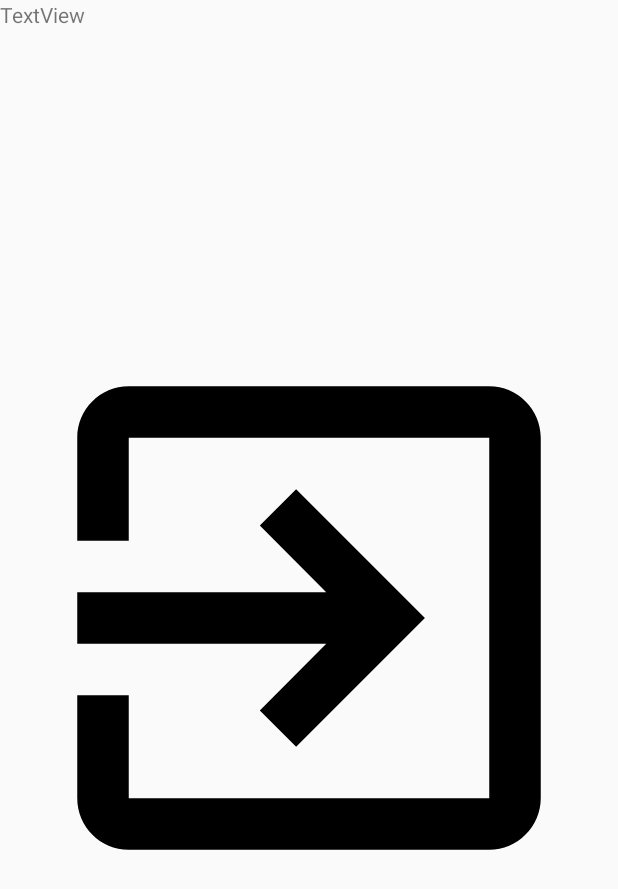
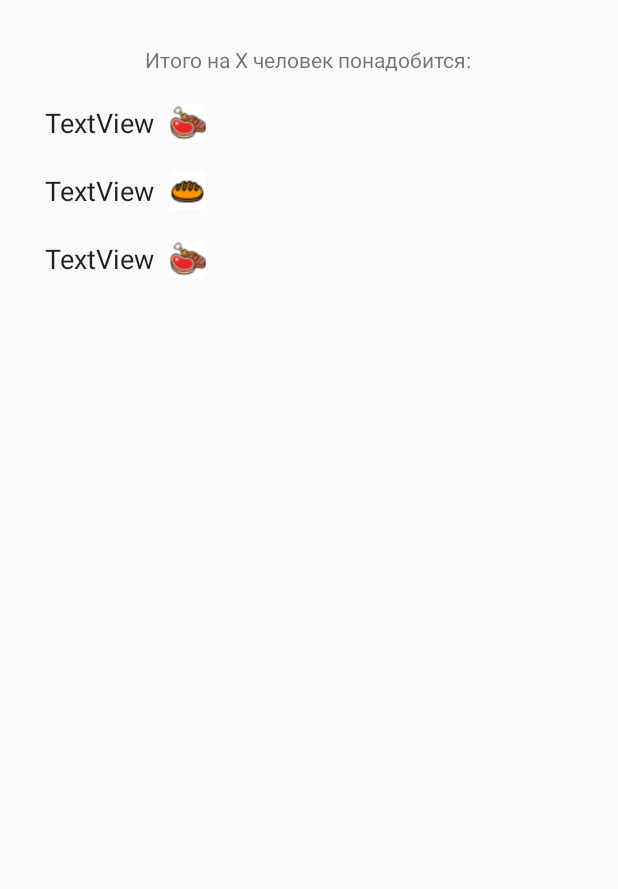
Before and after one commit to toffeantyri/MeatAlcoholCalculator, an Android app: the fragment BottomSheetFragment shown on its own in the app's theme, on a phone screen of 412 x 824 dp. Shown: the top 889 px of the screen. Run offline under Robolectric (Android 15) with nearby library versions, the phone set to English and light mode, and no system bars.

Commit message:
0.43 Дата модель получает результат в нужном формате Верстка Фрагмента Боттом Шит

```diff
--- a/app/src/main/java/ru/calcs/meatcalculator/BottomSheetFragment.kt
+++ b/app/src/main/java/ru/calcs/meatcalculator/BottomSheetFragment.kt
@@ -17,7 +17,6 @@ import ru.calcs.meatcalculator.viewmodel.DataModelView
 class BottomSheetFragment : Fragment() {
 
     companion object {
-        fun newInstance() {}
     }
     val dataModel: DataModelView by activityViewModels()
 
@@ -28,8 +27,9 @@ class BottomSheetFragment : Fragment() {
         val view0 = inflater.inflate(R.layout.fragment_bottom_sheet, container, false)
 
 
+
         dataModel.result_value_meat.observe(this as LifecycleOwner, {
-            view0.tv_test_frBSH.text = it + "КГ или ЛИТРОВ"
+            view0.tvResult_value_LITR_KG.text = it
         })
 
 
--- a/app/src/main/java/ru/calcs/meatcalculator/MainActivity.kt
+++ b/app/src/main/java/ru/calcs/meatcalculator/MainActivity.kt
@@ -70,7 +70,7 @@ class MainActivity : AppCompatActivity() {
             if (supportFragmentManager.findFragmentById(R.id.bottom_sheet_frame) == null) {
                 Log.d(TAG, "Fragment replased")
                 supportFragmentManager.beginTransaction()
-                    .replace(R.id.bottom_sheet_frame, ru.calcs.meatcalculator.BottomSheetFragment())
+                    .replace(R.id.bottom_sheet_frame, BottomSheetFragment())
                     .commit()
             }
         }
--- a/app/src/main/java/ru/calcs/meatcalculator/adapters/TopAdapter.kt
+++ b/app/src/main/java/ru/calcs/meatcalculator/adapters/TopAdapter.kt
@@ -1,14 +1,17 @@
 package ru.calcs.meatcalculator.adapters
 
+import android.content.res.Resources
 import android.util.Log
 import android.view.LayoutInflater
 import android.view.View
 import android.view.ViewGroup
 import android.widget.*
+import androidx.fragment.app.FragmentManager
 import androidx.recyclerview.widget.RecyclerView
 import com.google.android.material.bottomsheet.BottomSheetBehavior
 import com.google.android.material.textfield.TextInputEditText
 import com.google.android.material.textfield.TextInputLayout
+import ru.calcs.meatcalculator.BottomSheetFragment
 import ru.calcs.meatcalculator.R
 import ru.calcs.meatcalculator.viewmodel.DataModelView
 
@@ -66,7 +69,7 @@ class TopAdapter(dataModel: DataModelView) :
                 listIdColumnRadio1.addAll(arrayOf(c1_r1.id, c1_r2.id, c1_r3.id, c1_r4.id))
                 listIdColumnRadio2.addAll(arrayOf(c2_r1.id, c2_r2.id, c2_r3.id, c2_r4.id))
                 if (edText.text.toString() != "" && edText.text.toString() != "0") {
-                    dataModelInner.result_value_meat.value = howManyMeat(
+                    dataModelInner.result_value_meat.value = howManyMeatorAlco(
                         position,
                         edText.text.toString().toInt(),
                         radioGroup1.checkedRadioButtonId,
@@ -108,10 +111,10 @@ class TopAdapter(dataModel: DataModelView) :
         notifyDataSetChanged()
     }
 
-    fun howManyMeat(pos: Int, peopleCount: Int, toggleTitle1: Int, toggleTitle2: Int): String {
+    fun howManyMeatorAlco(pos: Int, peopleCount: Int, toggleTitle1: Int, toggleTitle2: Int): String {
         var coefType = 1f
         var coefTime = 1f
-        var countProd = 0f
+        var countProd = ""
         if (pos == 0) {
             coefType = when (toggleTitle1) {
                 listIdColumnRadio1[0] -> 1.3f   //любое
@@ -129,10 +132,9 @@ class TopAdapter(dataModel: DataModelView) :
                 listIdColumnRadio2[3] ->  4.5f //over
                 else ->                    1.0f
             }
-            countProd = 0.3f*peopleCount*coefType*coefTime
+            countProd = String.format("%.2f",0.3f*peopleCount*coefType*coefTime) + " Килограмм"
         }
 
-        //todo коефициенты?
         if (pos == 1) {
             coefType = when (toggleTitle1) {
                 listIdColumnRadio1[0] -> 1f   //любое
@@ -149,10 +151,10 @@ class TopAdapter(dataModel: DataModelView) :
                 listIdColumnRadio2[3] -> 3f //over
                 else -> 1.0f
             }
-            countProd = 1*coefType*coefTime*peopleCount
+
+            countProd = String.format("%.2f",(1*coefType*coefTime*peopleCount)) + " Литров"
         }
-
-        return "$countProd"
+        return countProd
     }
 
 }
--- a/app/src/main/res/layout/fragment_bottom_sheet.xml
+++ b/app/src/main/res/layout/fragment_bottom_sheet.xml
@@ -5,15 +5,86 @@
     android:layout_height="match_parent"
     tools:context=".BottomSheetFragment">
 
-    <TextView
-        android:id="@+id/tv_test_frBSH"
-        android:layout_width="wrap_content"
-        android:layout_height="wrap_content"
-        android:text="TextView" />
-
-    <ImageView
+    <LinearLayout
         android:layout_width="match_parent"
         android:layout_height="match_parent"
-        android:src="@drawable/ic_exit_to_app_black_24dp"/>
+        android:padding="30dp"
+        android:orientation="vertical">
+        <TextView
+            android:layout_width="wrap_content"
+            android:layout_height="wrap_content"
+            android:text="@string/RESULT_DESC_ITOGO"
+            android:layout_gravity="center"
+            android:layout_marginBottom="20dp"/>
+
+        <LinearLayout
+            android:id="@+id/container_main_result"
+            android:layout_width="wrap_content"
+            android:layout_height="wrap_content"
+            android:orientation="horizontal"
+            android:gravity="center"
+            android:layout_marginBottom="20dp">
+
+            <TextView
+                style="@style/textResultValues"
+                android:id="@+id/tvResult_value_LITR_KG"
+                android:layout_width="wrap_content"
+                android:layout_height="wrap_content"
+                android:text="TextView"
+                android:layout_marginEnd="10dp"/>
+
+            <ImageView
+                android:layout_width="25dp"
+                android:layout_height="25dp"
+                android:src="@drawable/meatall" />
+        </LinearLayout>
+
+        <LinearLayout
+            android:id="@+id/container_bread"
+            android:layout_width="wrap_content"
+            android:layout_height="wrap_content"
+            android:orientation="horizontal"
+            android:gravity="center"
+            android:layout_marginBottom="20dp">
+
+            <TextView
+                style="@style/textResultValues"
+                android:id="@+id/tvResult_value_bread"
+                android:layout_width="wrap_content"
+                android:layout_height="wrap_content"
+                android:text="TextView"
+                android:layout_marginEnd="10dp"/>
+
+            <ImageView
+                android:layout_width="25dp"
+                android:layout_height="25dp"
+                android:src="@drawable/bread1" />
+        </LinearLayout>
+
+        <LinearLayout
+            android:id="@+id/container_vegetable"
+            android:layout_width="wrap_content"
+            android:layout_height="wrap_content"
+            android:orientation="horizontal"
+            android:gravity="center"
+            android:layout_marginBottom="20dp">
+
+            <TextView
+                style="@style/textResultValues"
+                android:id="@+id/tvResult_value_vegetable"
+                android:layout_width="wrap_content"
+                android:layout_height="wrap_content"
+                android:text="TextView"
+                android:layout_marginEnd="10dp"/>
+
+            <ImageView
+                android:layout_width="25dp"
+                android:layout_height="25dp"
+                android:src="@drawable/meatall" />
+        </LinearLayout>
+
+
+    </LinearLayout>
+
 
 </FrameLayout>
--- a/app/src/main/res/values/colors.xml
+++ b/app/src/main/res/values/colors.xml
@@ -1,8 +1,8 @@
 <?xml version="1.0" encoding="utf-8"?>
 <resources>
-    <color name="colorPrimary">#008577</color>
-    <color name="colorPrimaryDark">#00574B</color>
-    <color name="colorAccent">#D81B60</color>
+    <color name="colorPrimary">#005B85</color>
+    <color name="colorPrimaryDark">#003957</color>
+    <color name="colorAccent">#D8471B</color>
     <color name="grey_blue">#415A94</color>
     <color name="light_orange">#C93F00</color>
     <color name="light2_orange">#66FF6500</color>
--- a/app/src/main/res/values/strings.xml
+++ b/app/src/main/res/values/strings.xml
@@ -18,11 +18,17 @@
     <string name="pig">\ Свинина</string>
     <string name="muu">\ Говядина</string>
 
+    <string name="kg">Килограмм</string>
+
     <string name="title_column1_alco">Какой Алкоголь?</string>
     <string name="all_alco">\ Любой</string>
     <string name="bear">\ Пиво</string>
     <string name="vine">\ Вино</string>
     <string name="vodka">\ Крепкие</string>
+
+    <string name="litrs">Литров</string>
+
+
 
     <string name="title_column2">Как долго?</string>
     <string name="time_low">Посидим–поедим(2-3 часа)</string>
@@ -38,6 +44,8 @@
 
     <string name="people_count">Количество человек</string>
 
+    <string name="RESULT_DESC_ITOGO">Итого на X человек понадобится:</string>
+
 
 
 </resources>
--- a/app/src/main/res/values/styles.xml
+++ b/app/src/main/res/values/styles.xml
@@ -7,4 +7,10 @@
         <item name="colorAccent">@color/colorAccent</item>
     </style>
 
+
+    <style name="textResultValues" parent="AppTheme">
+        <item name="android:textSize">18sp</item>
+        <item name="editTextColor">@color/black</item>
+    </style>
+
 </resources>
```
